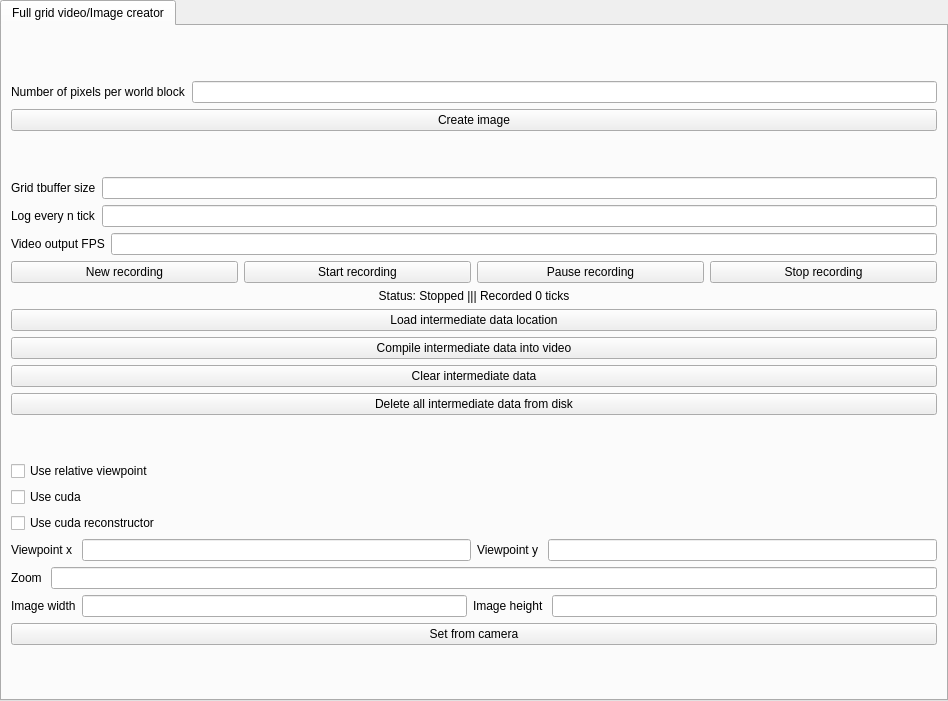
Above: Source/UiFiles/recorder.ui from SuperSpaceEye/LifeEngineExtended before the change. Below: the same form after it.
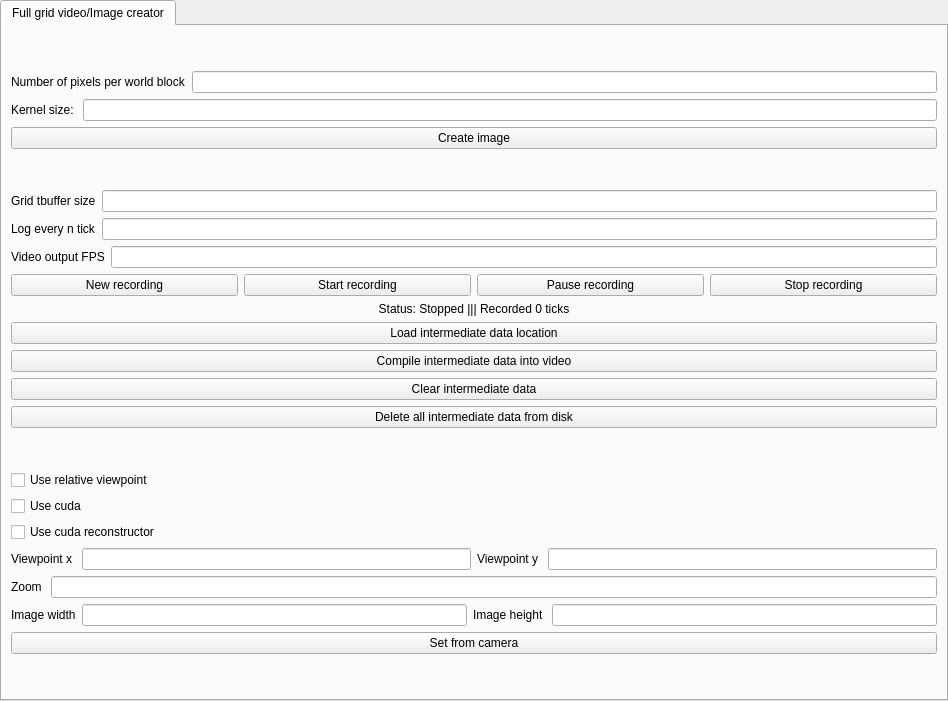
That is the form after the change.

Commit message: finished kernel sapling (?) for image creation

The edit to the form file:
```diff
--- a/Source/UiFiles/recorder.ui
+++ b/Source/UiFiles/recorder.ui
@@ -41,9 +41,6 @@
          <property name="orientation">
           <enum>Qt::Vertical</enum>
          </property>
-         <property name="sizeType">
-          <enum>QSizePolicy::Expanding</enum>
-         </property>
          <property name="sizeHint" stdset="0">
           <size>
            <width>20</width>
@@ -66,6 +63,20 @@
          </item>
         </layout>
        </item>
+       <item>
+        <layout class="QHBoxLayout" name="horizontalLayout_9">
+         <item>
+          <widget class="QLabel" name="label_10">
+           <property name="text">
+            <string>Kernel size: </string>
+           </property>
+          </widget>
+         </item>
+         <item>
+          <widget class="QLineEdit" name="le_kernel_size"/>
+         </item>
+        </layout>
+       </item>
        <item>
         <widget class="QPushButton" name="b_create_image">
          <property name="text">
@@ -78,9 +89,6 @@
          <property name="orientation">
           <enum>Qt::Vertical</enum>
          </property>
-         <property name="sizeType">
-          <enum>QSizePolicy::Fixed</enum>
-         </property>
          <property name="sizeHint" stdset="0">
           <size>
            <width>20</width>
@@ -206,9 +214,6 @@
          <property name="orientation">
           <enum>Qt::Vertical</enum>
          </property>
-         <property name="sizeType">
-          <enum>QSizePolicy::Fixed</enum>
-         </property>
          <property name="sizeHint" stdset="0">
           <size>
            <width>20</width>
```
Left out of the diff: 19 changed lines with no effect on the pictures. The commit also changes 3 other files.
